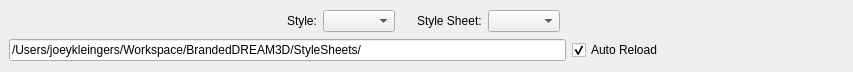
This is Source/SIMPLView/UI_Files/StyleSheetEditor.ui in BlueQuartzSoftware/SIMPLView as Qt 5 draws it before an edit. The edited form follows.
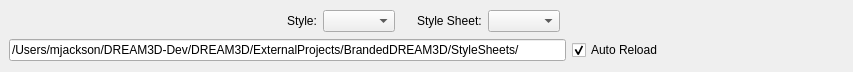
This is the edited form.

Commit message: Setting style sheet editor back to proper path.

Patch:
```diff
--- a/Source/SIMPLView/UI_Files/StyleSheetEditor.ui
+++ b/Source/SIMPLView/UI_Files/StyleSheetEditor.ui
@@ -123,7 +123,7 @@
    <item row="1" column="0" colspan="7">
     <widget class="QLineEdit" name="qssFilePath">
      <property name="text">
-      <string>/Users/joeykleingers/Workspace/BrandedDREAM3D/StyleSheets/</string>
+      <string>/Users/mjackson/DREAM3D-Dev/DREAM3D/ExternalProjects/BrandedDREAM3D/StyleSheets/</string>
      </property>
     </widget>
    </item>
```
